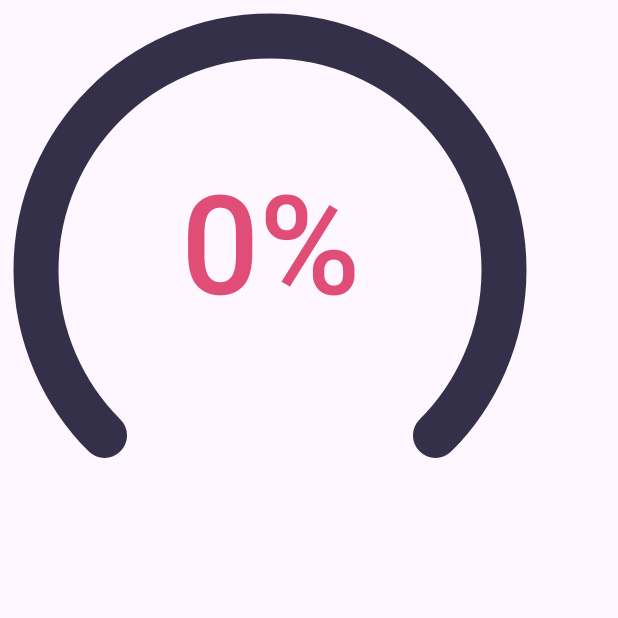
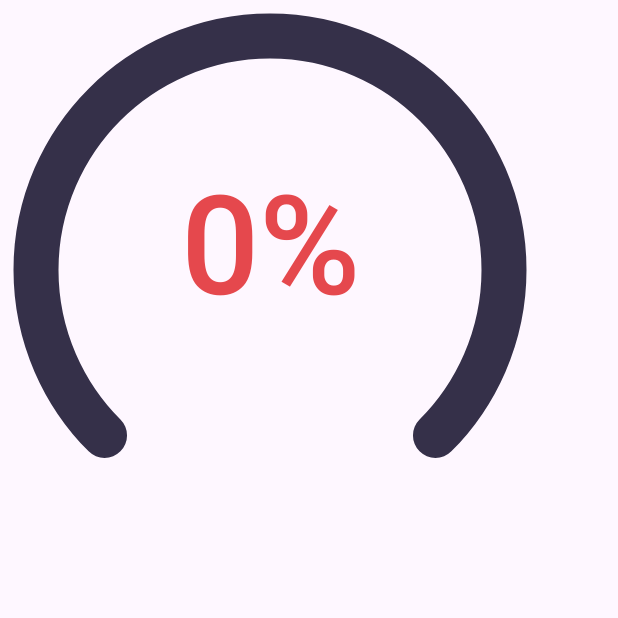
Before and after one commit to Fayroth/lauzhack-2026, an Android app built with Jetpack Compose: the composable EnergyGauge called with empty values, on a phone screen of 412 x 824 dp, the top half of it. Run offline under Robolectric (Android 15) with nearby library versions, the phone set to English and light mode, and no system bars.

Commit message:
exhausted is red everywhere, AI tag only for generated text (#8)
Co-Authored-By: Claude Opus 5.5 <noreply@anthropic.com>
Claude-Session: https://claude.ai/code/session_01Bk5Q2HB8VbBqW2Uw49J3bF

```diff
--- a/composeApp/src/commonMain/kotlin/ch/lauzhack/energyguard/ui/App.kt
+++ b/composeApp/src/commonMain/kotlin/ch/lauzhack/energyguard/ui/App.kt
@@ -110,10 +110,10 @@ private fun GaugePanel(state: DashboardState) {
         Text("Just work as usual", fontSize = 22.sp, color = Warm.Muted)
         return
     }
-    EnergyGauge(f.energy, f.level.pretty(), size = 320.dp)
+    EnergyGauge(f.energy, f.level.pretty(), size = 320.dp, tint = stateColor(f))
     Text("over the ${windowLabel(state.windowMs)}", fontSize = 16.sp, color = Warm.Faint)
     Spacer(Modifier.height(8.dp))
-    Text(levelHint(f.level), fontSize = 28.sp, fontWeight = FontWeight.SemiBold, color = energyColor(f.energy), textAlign = TextAlign.Center)
+    Text(levelHint(f.level), fontSize = 28.sp, fontWeight = FontWeight.SemiBold, color = stateColor(f), textAlign = TextAlign.Center)
     // Top 3 reasons, so the jury sees WHY the gauge moved.
     f.reasons.take(3).forEach { Text(readableReason(it), fontSize = 21.sp, color = Warm.Muted) }
     Spacer(Modifier.height(16.dp))
@@ -168,7 +168,7 @@ private fun rememberEnergyHistory(f: FatigueState): List<Int> {
  */
 @Composable
 private fun moodBackground(f: FatigueState): Brush {
-    val target = if (f.calibrated) energyColor(f.energy) else Warm.Calm
+    val target = if (f.calibrated) stateColor(f) else Warm.Calm
     val tint by animateColorAsState(target, tween(2000), label = "mood")
     return Brush.horizontalGradient(listOf(lerp(Warm.Mauve, tint, 0.14f), Warm.Deep))
 }
--- a/composeApp/src/commonMain/kotlin/ch/lauzhack/energyguard/ui/Gauge.kt
+++ b/composeApp/src/commonMain/kotlin/ch/lauzhack/energyguard/ui/Gauge.kt
@@ -23,12 +23,14 @@ import androidx.compose.ui.text.font.FontWeight
 import androidx.compose.ui.unit.Dp
 import androidx.compose.ui.unit.dp
 import androidx.compose.ui.unit.sp
+import ch.lauzhack.energyguard.model.FatigueState
+import ch.lauzhack.energyguard.model.Level
 
 /** Energy gauge: 270 degree arc, honey to rose, with a soft glow. [energy] in 0..100. Calm blue while [calibrating]. */
 @Composable
-fun EnergyGauge(energy: Int, label: String, size: Dp = 360.dp, calibrating: Boolean = false) {
+fun EnergyGauge(energy: Int, label: String, size: Dp = 360.dp, calibrating: Boolean = false, tint: Color = energyColor(energy)) {
     val animated by animateFloatAsState(if (calibrating) 1f else energy / 100f, tween(800), label = "energy")
-    val color = if (calibrating) Warm.Calm.copy(alpha = 0.35f) else energyColor(energy)
+    val color = if (calibrating) Warm.Calm.copy(alpha = 0.35f) else tint
     Box(Modifier.size(size), contentAlignment = Alignment.Center) {
         Canvas(Modifier.size(size).padding(24.dp)) {
             val stroke = Stroke(width = 30.dp.toPx(), cap = StrokeCap.Round)
@@ -48,6 +50,9 @@ fun EnergyGauge(energy: Int, label: String, size: Dp = 360.dp, calibrating: Bool
         }
     }
 }
+
+/** Color of the user's state: the energy scale, except EXHAUSTED is always red (hysteresis can keep energy just above 25 %). */
+fun stateColor(f: FatigueState): Color = if (f.level == Level.EXHAUSTED) Warm.Rose else energyColor(f.energy)
 
 fun energyColor(energy: Int): Color = when {
     energy >= 75 -> Warm.Honey
--- a/composeApp/src/commonMain/kotlin/ch/lauzhack/energyguard/ui/Theme.kt
+++ b/composeApp/src/commonMain/kotlin/ch/lauzhack/energyguard/ui/Theme.kt
@@ -20,7 +20,7 @@ object Warm {
     val Honey = Color(0xFFF7C35F)      // 75-100 % energy
     val Apricot = Color(0xFFF29E5C)    // 50-75 %
     val Coral = Color(0xFFEE6F5E)      // 25-50 %
-    val Rose = Color(0xFFE04E78)       // 0-25 %
+    val Rose = Color(0xFFE5484D)       // 0-25 % and EXHAUSTED: a clear red (was a pinkish rose)
     val Sage = Color(0xFF93CFA0)       // a signal that looks normal
     val Calm = Color(0xFFA8B8F0)       // calibration / informational
 
--- a/composeApp/src/commonMain/kotlin/ch/lauzhack/energyguard/ui/brand/Logo.kt
+++ b/composeApp/src/commonMain/kotlin/ch/lauzhack/energyguard/ui/brand/Logo.kt
@@ -28,7 +28,7 @@ import androidx.compose.ui.graphics.vector.path
 import androidx.compose.ui.unit.dp
 import ch.lauzhack.energyguard.model.FatigueState
 import ch.lauzhack.energyguard.ui.Warm
-import ch.lauzhack.energyguard.ui.energyColor
+import ch.lauzhack.energyguard.ui.stateColor
 import kotlin.math.PI
 import kotlin.math.abs
 import kotlin.math.cos
@@ -84,7 +84,7 @@ private fun surfacePath(level: Float, t: Float, closeToBottom: Boolean): Path =
 /** Animated logo for the app header, tinted by the current energy level. */
 @Composable
 fun EnergyGuardLogo(fatigue: FatigueState, modifier: Modifier = Modifier) {
-    val target = if (fatigue.calibrated) energyColor(fatigue.energy) else Warm.Calm
+    val target = if (fatigue.calibrated) stateColor(fatigue) else Warm.Calm
     val color by animateColorAsState(target, tween(1200), label = "logoColor")
     val t by rememberInfiniteTransition(label = "liquid").animateFloat(
         initialValue = 0f,
```
Also changed, not shown: composeApp/src/commonMain/kotlin/ch/lauzhack/energyguard/ui/BreakAlert.kt (+4 -3 lines).
